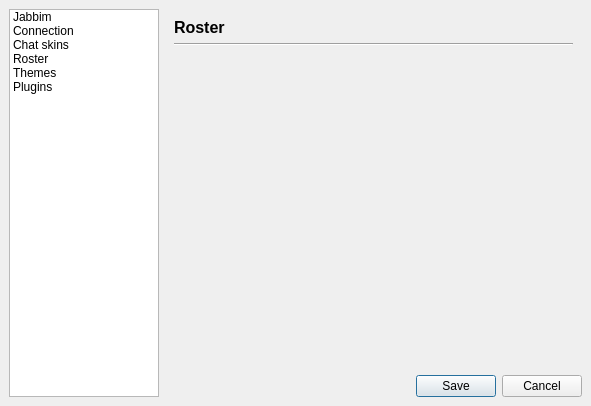
This is widgets/preferences.ui in xmpp-graveyard/jabbim as Qt 5 draws it before an edit. The edited form follows.
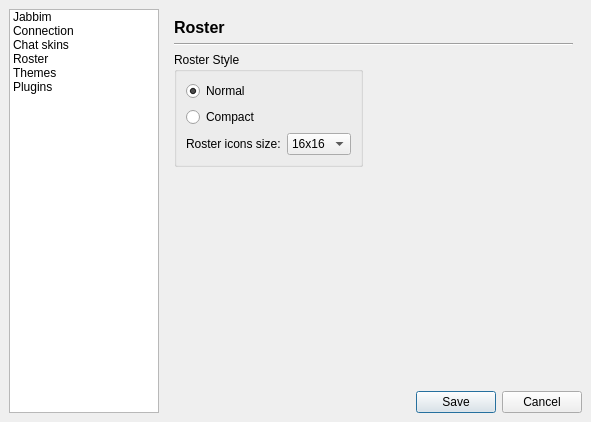
This is the edited form. The open tabs and pages were chosen to show the change. Icons and pictures are not drawn.

Commit message: roster compact mode

The edit to the form file:
```diff
--- a/widgets/preferences.ui
+++ b/widgets/preferences.ui
@@ -6,7 +6,7 @@
     <x>0</x>
     <y>0</y>
     <width>591</width>
-    <height>406</height>
+    <height>422</height>
    </rect>
   </property>
   <property name="windowTitle" >
@@ -22,110 +22,6 @@
    <property name="spacing" >
     <number>6</number>
    </property>
-   <item row="1" column="1" >
-    <spacer>
-     <property name="orientation" >
-      <enum>Qt::Horizontal</enum>
-     </property>
-     <property name="sizeHint" >
-      <size>
-       <width>141</width>
-       <height>20</height>
-      </size>
-     </property>
-    </spacer>
-   </item>
-   <item row="1" column="2" >
-    <layout class="QHBoxLayout" >
-     <property name="margin" >
-      <number>0</number>
-     </property>
-     <property name="spacing" >
-      <number>6</number>
-     </property>
-     <item>
-      <widget class="QPushButton" name="saveButton" >
-       <property name="text" >
-        <string>Save</string>
-       </property>
-      </widget>
-     </item>
-     <item>
-      <widget class="QPushButton" name="cancelButton" >
-       <property name="text" >
-        <string>Cancel</string>
-       </property>
-      </widget>
-     </item>
-    </layout>
-   </item>
-   <item rowspan="2" row="0" column="0" >
-    <widget class="QListWidget" name="listWidget" >
-     <property name="maximumSize" >
-      <size>
-       <width>150</width>
-       <height>16777215</height>
-      </size>
-     </property>
-     <property name="iconSize" >
-      <size>
-       <width>32</width>
-       <height>32</height>
-      </size>
-     </property>
-     <property name="viewMode" >
-      <enum>QListView::ListMode</enum>
-     </property>
-     <item>
-      <property name="text" >
-       <string>Jabbim</string>
-      </property>
-      <property name="icon" >
-       <iconset>images/32x32/apps/jabbim.png</iconset>
-      </property>
-     </item>
-     <item>
-      <property name="text" >
-       <string>Connection</string>
-      </property>
-      <property name="icon" >
-       <iconset>images/32x32/categories/applications-internet.png</iconset>
-      </property>
-     </item>
-     <item>
-      <property name="text" >
-       <string>Chat skins</string>
-      </property>
-      <property name="icon" >
-       <iconset>images/32x32/categories/applications-graphics.png</iconset>
-      </property>
-     </item>
-     <item>
-      <property name="text" >
-       <string>Roster</string>
-      </property>
-      <property name="icon" >
-       <iconset>images/32x32/categories/system-users.png</iconset>
-      </property>
-     </item>
-     <item>
-      <property name="text" >
-       <string>Themes</string>
-      </property>
-      <property name="icon" >
-       <iconset>images/32x32/categories/preferences-desktop-theme.png</iconset>
-      </property>
-     </item>
-     <item>
-      <property name="text" >
-       <string>Plugins</string>
-      </property>
-      <property name="icon" >
-       <iconset>images/32x32/categories/applications-accessories.png</iconset>
-      </property>
-     </item>
-    </widget>
-   </item>
    <item row="0" column="1" colspan="2" >
     <widget class="QStackedWidget" name="stackedWidget" >
      <property name="currentIndex" >
@@ -364,6 +260,19 @@
        <property name="spacing" >
         <number>6</number>
        </property>
+       <item row="3" column="1" >
+        <spacer>
+         <property name="orientation" >
+          <enum>Qt::Horizontal</enum>
+         </property>
+         <property name="sizeHint" >
+          <size>
+           <width>81</width>
+           <height>20</height>
+          </size>
+         </property>
+        </spacer>
+       </item>
        <item row="1" column="0" colspan="2" >
         <widget class="Line" name="line_5" >
          <property name="orientation" >
@@ -381,7 +290,7 @@
          </property>
         </widget>
        </item>
-       <item row="3" column="0" >
+       <item row="4" column="0" >
         <spacer>
          <property name="orientation" >
           <enum>Qt::Vertical</enum>
@@ -394,6 +303,74 @@
          </property>
         </spacer>
        </item>
+       <item rowspan="2" row="2" column="0" >
+        <widget class="QGroupBox" name="groupBox" >
+         <property name="title" >
+          <string>Roster Style</string>
+         </property>
+         <layout class="QVBoxLayout" >
+          <property name="margin" >
+           <number>9</number>
+          </property>
+          <property name="spacing" >
+           <number>6</number>
+          </property>
+          <item>
+           <widget class="QRadioButton" name="roster_normal" >
+            <property name="text" >
+             <string>Normal</string>
+            </property>
+            <property name="checked" >
+             <bool>true</bool>
+            </property>
+           </widget>
+          </item>
+          <item>
+           <widget class="QRadioButton" name="roster_compact" >
+            <property name="text" >
+             <string>Compact</string>
+            </property>
+           </widget>
+          </item>
+          <item>
+           <layout class="QHBoxLayout" >
+            <property name="margin" >
+             <number>0</number>
+            </property>
+            <property name="spacing" >
+             <number>6</number>
+            </property>
+            <item>
+             <widget class="QLabel" name="label_9" >
+              <property name="text" >
+               <string>Roster icons size:</string>
+              </property>
+             </widget>
+            </item>
+            <item>
+             <widget class="QComboBox" name="roster_iconSize" >
+              <item>
+               <property name="text" >
+                <string>16x16</string>
+               </property>
+              </item>
+              <item>
+               <property name="text" >
+                <string>22x22</string>
+               </property>
+              </item>
+              <item>
+               <property name="text" >
+                <string>32x32</string>
+               </property>
+              </item>
+             </widget>
+            </item>
+           </layout>
+          </item>
+         </layout>
+        </widget>
+       </item>
       </layout>
      </widget>
      <widget class="QWidget" name="page_3" >
@@ -493,6 +470,110 @@
      </widget>
     </widget>
    </item>
+   <item rowspan="2" row="0" column="0" >
+    <widget class="QListWidget" name="listWidget" >
+     <property name="maximumSize" >
+      <size>
+       <width>150</width>
+       <height>16777215</height>
+      </size>
+     </property>
+     <property name="iconSize" >
+      <size>
+       <width>32</width>
+       <height>32</height>
+      </size>
+     </property>
+     <property name="viewMode" >
+      <enum>QListView::ListMode</enum>
+     </property>
+     <item>
+      <property name="text" >
+       <string>Jabbim</string>
+      </property>
+      <property name="icon" >
+       <iconset>images/32x32/apps/jabbim.png</iconset>
+      </property>
+     </item>
+     <item>
+      <property name="text" >
+       <string>Connection</string>
+      </property>
+      <property name="icon" >
+       <iconset>images/32x32/categories/applications-internet.png</iconset>
+      </property>
+     </item>
+     <item>
+      <property name="text" >
+       <string>Chat skins</string>
+      </property>
+      <property name="icon" >
+       <iconset>images/32x32/categories/applications-graphics.png</iconset>
+      </property>
+     </item>
+     <item>
+      <property name="text" >
+       <string>Roster</string>
+      </property>
+      <property name="icon" >
+       <iconset>images/32x32/categories/system-users.png</iconset>
+      </property>
+     </item>
+     <item>
+      <property name="text" >
+       <string>Themes</string>
+      </property>
+      <property name="icon" >
+       <iconset>images/32x32/categories/preferences-desktop-theme.png</iconset>
+      </property>
+     </item>
+     <item>
+      <property name="text" >
+       <string>Plugins</string>
+      </property>
+      <property name="icon" >
+       <iconset>images/32x32/categories/applications-accessories.png</iconset>
+      </property>
+     </item>
+    </widget>
+   </item>
+   <item row="1" column="2" >
+    <layout class="QHBoxLayout" >
+     <property name="margin" >
+      <number>0</number>
+     </property>
+     <property name="spacing" >
+      <number>6</number>
+     </property>
+     <item>
+      <widget class="QPushButton" name="saveButton" >
+       <property name="text" >
+        <string>Save</string>
+       </property>
+      </widget>
+     </item>
+     <item>
+      <widget class="QPushButton" name="cancelButton" >
+       <property name="text" >
+        <string>Cancel</string>
+       </property>
+      </widget>
+     </item>
+    </layout>
+   </item>
+   <item row="1" column="1" >
+    <spacer>
+     <property name="orientation" >
+      <enum>Qt::Horizontal</enum>
+     </property>
+     <property name="sizeHint" >
+      <size>
+       <width>141</width>
+       <height>20</height>
+      </size>
+     </property>
+    </spacer>
+   </item>
   </layout>
  </widget>
  <resources/>
```
Left out of the diff: 18 changed lines with no effect on the pictures. The commit also changes 5 other files.
